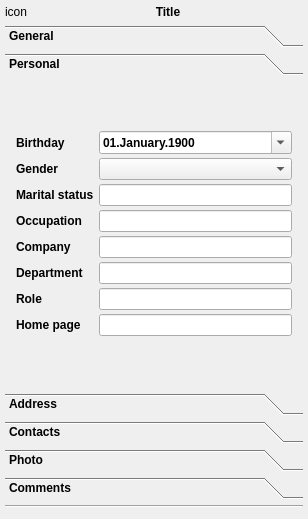
xnamed/vacuum-im, file src/plugins/vcard/vcarddialog2.ui: the form before one commit.
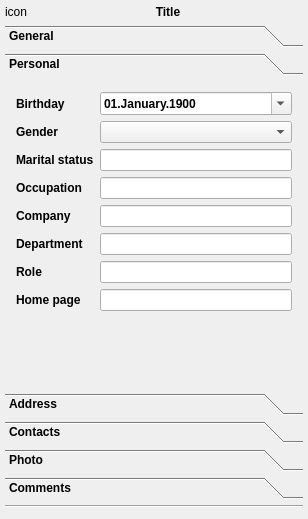
The form after the commit. The open tabs and pages were chosen to show the change. Custom widgets are drawn as their Qt base class.

The edit to the form file:
```diff
--- a/src/plugins/vcard/vcarddialog2.ui
+++ b/src/plugins/vcard/vcarddialog2.ui
@@ -195,23 +195,31 @@
        <rect>
         <x>0</x>
         <y>0</y>
-        <width>298</width>
-        <height>305</height>
+        <width>228</width>
+        <height>220</height>
        </rect>
       </property>
+      <property name="sizePolicy">
+       <sizepolicy hsizetype="Expanding" vsizetype="Expanding">
+        <horstretch>0</horstretch>
+        <verstretch>0</verstretch>
+       </sizepolicy>
+      </property>
       <attribute name="label">
        <string>Personal</string>
       </attribute>
-      <layout class="QGridLayout" name="gridLayout_2">
+      <layout class="QFormLayout" name="formLayout">
        <item row="0" column="0">
-        <layout class="QGridLayout" name="gridLayout">
-         <property name="horizontalSpacing">
-          <number>5</number>
+        <widget class="QLabel" name="lblBirthday">
+         <property name="text">
+          <string>Birthday</string>
          </property>
-         <property name="verticalSpacing">
-          <number>4</number>
+         <property name="textFormat">
+          <enum>Qt::PlainText</enum>
          </property>
-         <item row="0" column="2">
+        </widget>
+       </item>
+       <item row="0" column="1">
           <widget class="QDateEdit" name="dedBirthday">
            <property name="sizePolicy">
             <sizepolicy hsizetype="Expanding" vsizetype="Fixed">
@@ -247,62 +255,6 @@
            </property>
           </widget>
          </item>
-         <item row="4" column="2">
-          <widget class="QLineEdit" name="lneCompany"/>
-         </item>
-         <item row="1" column="2">
-          <widget class="QComboBox" name="cmbGender">
-           <property name="sizePolicy">
-            <sizepolicy hsizetype="Expanding" vsizetype="Fixed">
-             <horstretch>0</horstretch>
-             <verstretch>0</verstretch>
-            </sizepolicy>
-           </property>
-          </widget>
-         </item>
-         <item row="6" column="0">
-          <widget class="QLabel" name="lblRole">
-           <property name="text">
-            <string>Role</string>
-           </property>
-           <property name="textFormat">
-            <enum>Qt::PlainText</enum>
-           </property>
-          </widget>
-         </item>
-         <item row="5" column="0">
-          <widget class="QLabel" name="lblDepartment">
-           <property name="text">
-            <string>Department</string>
-           </property>
-           <property name="textFormat">
-            <enum>Qt::PlainText</enum>
-           </property>
-          </widget>
-         </item>
-         <item row="6" column="2">
-          <widget class="QLineEdit" name="lneRole"/>
-         </item>
-         <item row="0" column="0">
-          <widget class="QLabel" name="lblBirthday">
-           <property name="text">
-            <string>Birthday</string>
-           </property>
-           <property name="textFormat">
-            <enum>Qt::PlainText</enum>
-           </property>
-          </widget>
-         </item>
-         <item row="3" column="0">
-          <widget class="QLabel" name="lblOcuupation">
-           <property name="text">
-            <string>Occupation</string>
-           </property>
-           <property name="textFormat">
-            <enum>Qt::PlainText</enum>
-           </property>
-          </widget>
-         </item>
          <item row="1" column="0">
           <widget class="QLabel" name="lblGender">
            <property name="text">
@@ -313,19 +265,13 @@
            </property>
           </widget>
          </item>
-         <item row="2" column="2">
-          <widget class="QLineEdit" name="lneMarital"/>
-         </item>
-         <item row="5" column="2">
-          <widget class="QLineEdit" name="lneDepartment"/>
-         </item>
-         <item row="4" column="0">
-          <widget class="QLabel" name="lblCompany">
-           <property name="text">
-            <string>Company</string>
-           </property>
-           <property name="textFormat">
-            <enum>Qt::PlainText</enum>
+       <item row="1" column="1">
+        <widget class="QComboBox" name="cmbGender">
+         <property name="sizePolicy">
+          <sizepolicy hsizetype="Expanding" vsizetype="Fixed">
+           <horstretch>0</horstretch>
+           <verstretch>0</verstretch>
+          </sizepolicy>
            </property>
           </widget>
          </item>
@@ -339,9 +285,61 @@
            </property>
           </widget>
          </item>
-         <item row="3" column="2">
+       <item row="2" column="1">
+        <widget class="QLineEdit" name="lneMarital"/>
+       </item>
+       <item row="3" column="0">
+        <widget class="QLabel" name="lblOcuupation">
+         <property name="text">
+          <string>Occupation</string>
+         </property>
+         <property name="textFormat">
+          <enum>Qt::PlainText</enum>
+         </property>
+        </widget>
+       </item>
+       <item row="3" column="1">
           <widget class="QLineEdit" name="lneTitle"/>
          </item>
+       <item row="4" column="0">
+        <widget class="QLabel" name="lblCompany">
+         <property name="text">
+          <string>Company</string>
+         </property>
+         <property name="textFormat">
+          <enum>Qt::PlainText</enum>
+         </property>
+        </widget>
+       </item>
+       <item row="4" column="1">
+        <widget class="QLineEdit" name="lneCompany"/>
+       </item>
+       <item row="5" column="0">
+        <widget class="QLabel" name="lblDepartment">
+         <property name="text">
+          <string>Department</string>
+         </property>
+         <property name="textFormat">
+          <enum>Qt::PlainText</enum>
+         </property>
+        </widget>
+       </item>
+       <item row="5" column="1">
+        <widget class="QLineEdit" name="lneDepartment"/>
+       </item>
+       <item row="6" column="0">
+        <widget class="QLabel" name="lblRole">
+         <property name="text">
+          <string>Role</string>
+         </property>
+         <property name="textFormat">
+          <enum>Qt::PlainText</enum>
+         </property>
+        </widget>
+       </item>
+       <item row="6" column="1">
+        <widget class="QLineEdit" name="lneRole"/>
+       </item>
          <item row="7" column="0">
           <widget class="QLabel" name="lblHomePage">
            <property name="text">
@@ -352,12 +350,10 @@
            </property>
           </widget>
          </item>
-         <item row="7" column="2">
+       <item row="7" column="1">
           <widget class="QLineEdit" name="lneHomePage"/>
          </item>
         </layout>
-       </item>
-      </layout>
      </widget>
      <widget class="QWidget" name="tabAdress">
       <property name="geometry">
```
Left out of the diff: 117 changed lines with no effect on the pictures. Lines whose indentation alone changed are shown as unchanged.
